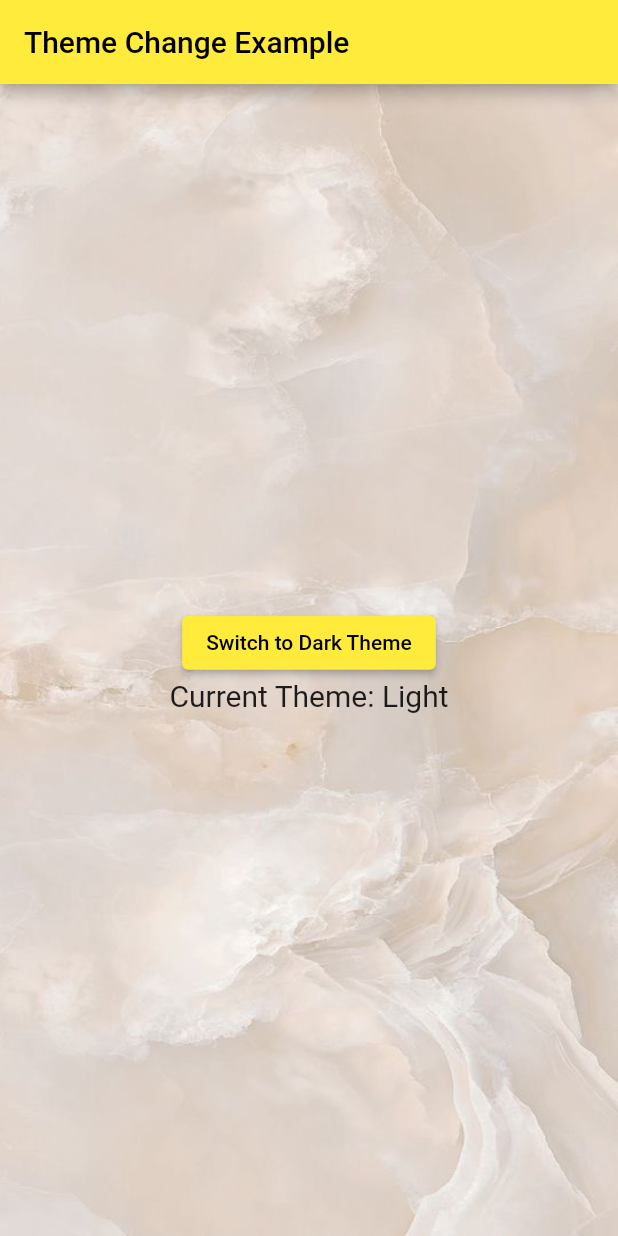
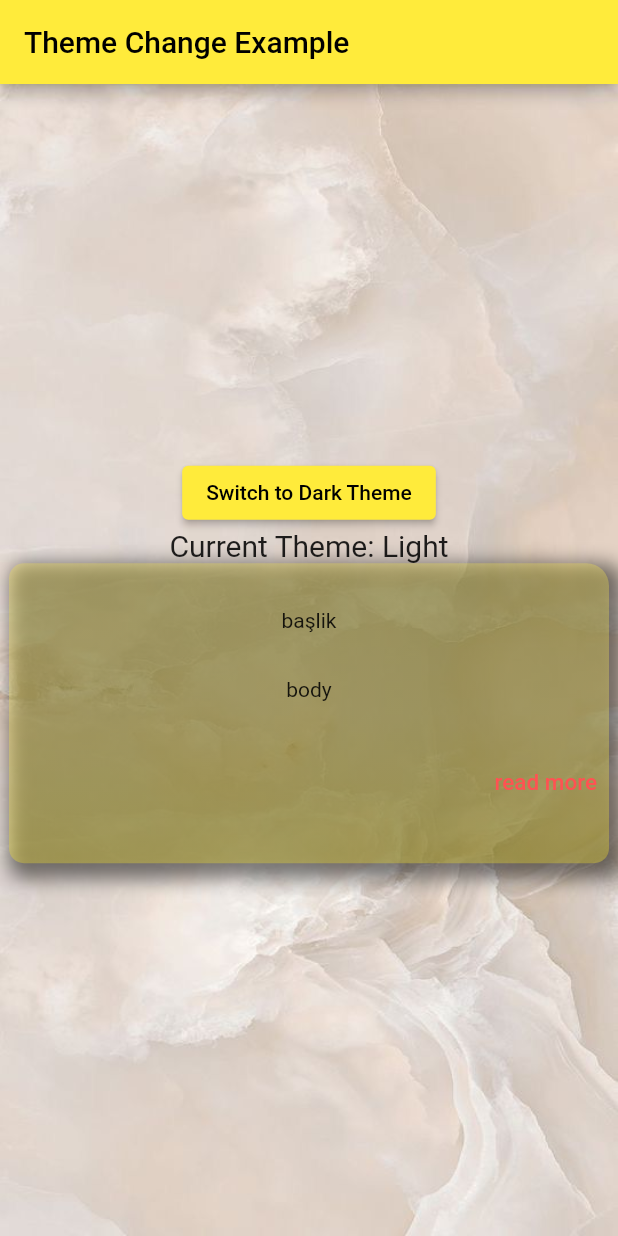
Before and after one commit to mubozk/FlutNews, a Flutter app: the screen it shows after launch, on a phone screen of 412 x 824 dp. Run offline on Flutter 3.47's test engine with Material 2 defaults, Android fonts, the phone set to English and light mode, and no system bars; our stand-ins replace flutter_spinkit, geolocator.

Commit message:
güncelleme
arka plan görünürlüğü için saydamlık eklendi
ve tıklanabilir buton görünür hale getirildi

```diff
--- a/flut_news/lib/screens/theme_test_screen.dart
+++ b/flut_news/lib/screens/theme_test_screen.dart
@@ -48,6 +48,7 @@ class _ThemeTestScreenState extends State<ThemeTestScreen> {
                   'Current Theme: ${isDarkMode ? 'Dark' : 'Light'}',
                   style: const TextStyle(fontSize: 20),
                 ),
+                clip_news(isDarkMode: isDarkMode),
               ],
             ),
           ),
--- a/flut_news/lib/widgets/clip_news.dart
+++ b/flut_news/lib/widgets/clip_news.dart
@@ -12,7 +12,9 @@ class clip_news extends StatelessWidget {
       height: 200,
       width: 400,
       decoration: BoxDecoration(
-        color: isDarkMode ? Colors.teal : Colors.yellow,
+        color: isDarkMode
+            ? Colors.teal.withOpacity(0.7)
+            : Colors.yellow.withOpacity(0.7),
         borderRadius: const BorderRadius.only(
           bottomLeft: Radius.circular(10),
           bottomRight: Radius.circular(10),
@@ -30,14 +32,14 @@ class clip_news extends StatelessWidget {
         gradient: LinearGradient(
           colors: isDarkMode
               ? [
-                  const Color.fromARGB(255, 4, 170, 153),
-                  const Color.fromARGB(255, 3, 190, 171),
-                  const Color.fromARGB(255, 1, 119, 107)
+                  const Color.fromARGB(255, 4, 170, 153).withOpacity(0.5),
+                  const Color.fromARGB(255, 3, 190, 171).withOpacity(0.5),
+                  const Color.fromARGB(255, 1, 119, 107).withOpacity(0.5),
                 ]
               : [
-                  const Color.fromARGB(255, 238, 222, 81),
-                  const Color.fromARGB(255, 248, 232, 91),
-                  const Color.fromARGB(255, 243, 223, 42)
+                  const Color.fromARGB(255, 238, 222, 81).withOpacity(0.5),
+                  const Color.fromARGB(255, 248, 232, 91).withOpacity(0.5),
+                  const Color.fromARGB(255, 243, 223, 42).withOpacity(0.5)
                 ],
           begin: Alignment.topCenter,
           end: Alignment.bottomCenter,
@@ -51,7 +53,14 @@ class clip_news extends StatelessWidget {
           Row(
             mainAxisAlignment: MainAxisAlignment.end,
             children: [
-              TextButton(onPressed: () {}, child: const Text("read more")),
+              TextButton(
+                  onPressed: () {},
+                  style:
+                      TextButton.styleFrom(foregroundColor: Colors.redAccent),
+                  child: const Text(
+                    "read more",
+                    style: TextStyle(fontSize: 15),
+                  )),
             ],
           )
         ],
```
